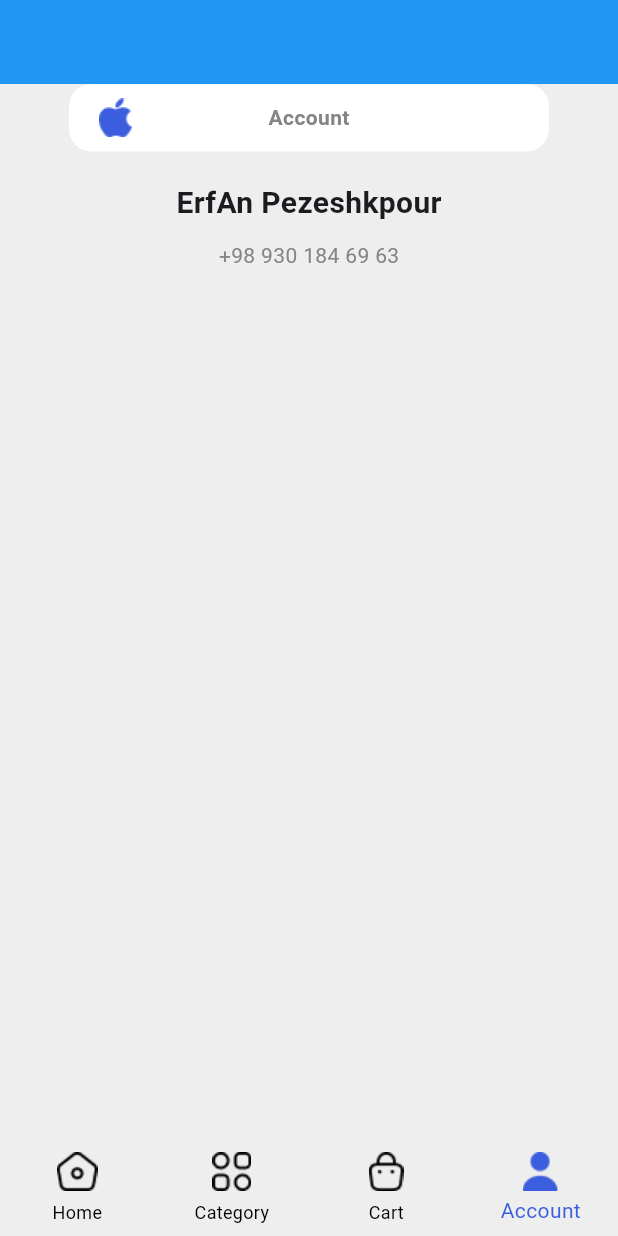
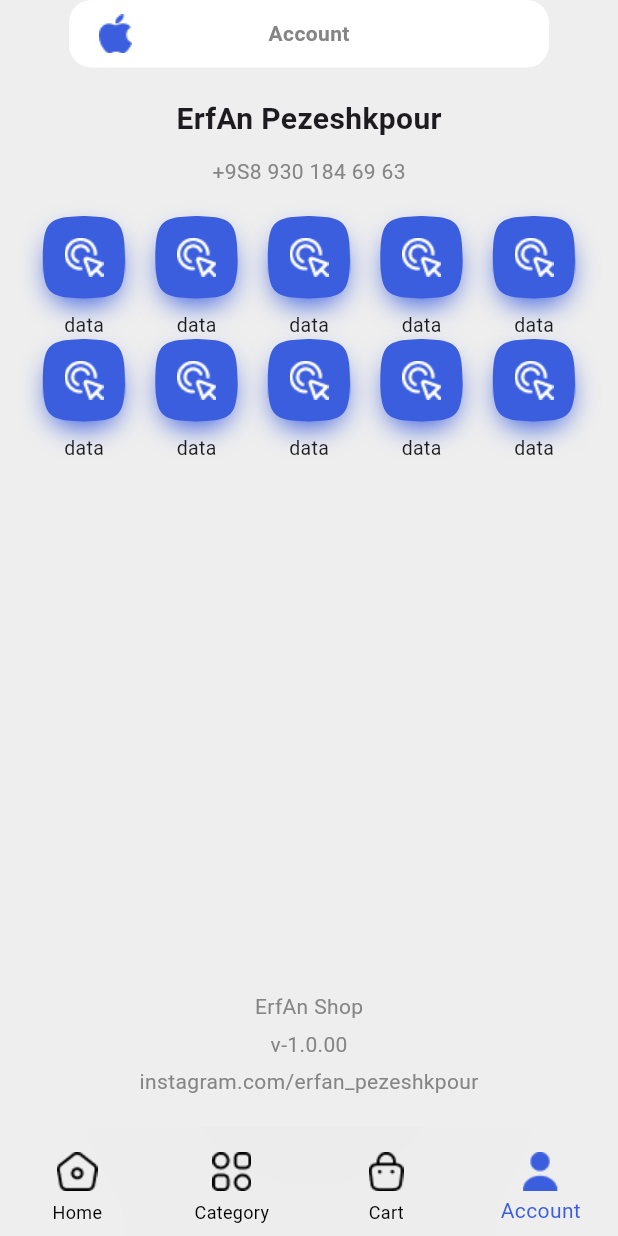
Before and after one commit to ErfAnDev24/shop, a Flutter app: the screen it shows after launch, item 4 of the bottom bar chosen, on a phone screen of 412 x 824 dp. Run offline on Flutter 3.47's test engine with Material 3 defaults, Android fonts, the phone set to English and light mode, and no system bars; our stand-ins replace smooth_page_indicator; missing offline and left inert: dart:ffi.

Commit message:
I have added appbars

```diff
--- a/lib/main.dart
+++ b/lib/main.dart
@@ -1,3 +1,4 @@
+import 'dart:ffi';
 import 'dart:ui';
 
 import 'package:digikala/constants/CustomColors.dart';
--- a/lib/screens/AccountScreen.dart
+++ b/lib/screens/AccountScreen.dart
@@ -1,4 +1,5 @@
 import 'package:digikala/constants/CustomColors.dart';
+import 'package:digikala/widgets/AccountItem.dart';
 import 'package:flutter/material.dart';
 
 class AccountScreen extends StatefulWidget {
@@ -13,7 +14,8 @@ class _AccountScreenState extends State<AccountScreen> {
   Widget build(BuildContext context) {
     return Scaffold(
       appBar: AppBar(
-        backgroundColor: Colors.blue,
+        toolbarHeight: 0,
+        backgroundColor: const Color(0xffEEEEEE),
       ),
       backgroundColor: const Color(0xffEEEEEE),
       body: Column(
@@ -56,8 +58,47 @@ class _AccountScreenState extends State<AccountScreen> {
             height: 10,
           ),
           const Text(
-            '+98 930 184 69 63',
+            '+9S8 930 184 69 63',
             style: TextStyle(fontSize: 14, color: CustomeColors.grey),
+          ),
+          const SizedBox(
+            height: 20,
+          ),
+          const Wrap(
+            children: [
+              AccountItem(),
+              AccountItem(),
+              AccountItem(),
+              AccountItem(),
+              AccountItem(),
+              AccountItem(),
+              AccountItem(),
+              AccountItem(),
+              AccountItem(),
+              AccountItem(),
+            ],
+          ),
+          const Spacer(),
+          const Text(
+            'ErfAn Shop',
+            style: TextStyle(color: CustomeColors.grey),
+          ),
+          const SizedBox(
+            height: 5,
+          ),
+          const Text(
+            'v-1.0.00',
+            style: TextStyle(color: CustomeColors.grey),
+          ),
+          const SizedBox(
+            height: 5,
+          ),
+          const Padding(
+            padding: EdgeInsets.only(bottom: 20),
+            child: Text(
+              'instagram.com/erfan_pezeshkpour',
+              style: TextStyle(color: CustomeColors.grey),
+            ),
           ),
         ],
       ),
--- a/lib/screens/CategoryScreen.dart
+++ b/lib/screens/CategoryScreen.dart
@@ -14,7 +14,10 @@ class _CategoryScreenState extends State<CategoryScreen> {
   Widget build(BuildContext context) {
     return Scaffold(
       backgroundColor: const Color(0xffEEEEEE),
-      appBar: AppBar(backgroundColor: Colors.blue),
+      appBar: AppBar(
+        toolbarHeight: 0,
+        backgroundColor: const Color(0xffEEEEEE),
+      ),
       body: CustomScrollView(
         slivers: [
           SliverToBoxAdapter(
--- a/lib/screens/HomeScreen.dart
+++ b/lib/screens/HomeScreen.dart
@@ -16,10 +16,12 @@ class _HomeScreenState extends State<HomeScreen> {
   @override
   Widget build(BuildContext context) {
     return Scaffold(
+      appBar: AppBar(
+        toolbarHeight: 0,
         backgroundColor: const Color(0xffEEEEEE),
-      body: Padding(
-        padding: const EdgeInsets.only(top: 60),
-        child: CustomScrollView(
+      ),
+      backgroundColor: const Color(0xffEEEEEE),
+      body: CustomScrollView(
         slivers: [
           const SliverToBoxAdapter(
             child: Padding(
@@ -42,8 +44,7 @@ class _HomeScreenState extends State<HomeScreen> {
                   Text(
                     'Category',
                     style: TextStyle(
-                          color: CustomeColors.grey,
-                          fontWeight: FontWeight.bold),
+                        color: CustomeColors.grey, fontWeight: FontWeight.bold),
                   ),
                 ],
               ),
@@ -61,15 +62,13 @@ class _HomeScreenState extends State<HomeScreen> {
                   Text(
                     'Most Popular',
                     style: TextStyle(
-                          color: CustomeColors.grey,
-                          fontWeight: FontWeight.bold),
+                        color: CustomeColors.grey, fontWeight: FontWeight.bold),
                   ),
                   Spacer(),
                   Text(
                     'show all',
                     style: TextStyle(
-                          color: CustomeColors.blue,
-                          fontWeight: FontWeight.bold),
+                        color: CustomeColors.blue, fontWeight: FontWeight.bold),
                   ),
                   Padding(
                     padding: EdgeInsets.symmetric(horizontal: 5),
@@ -108,15 +107,13 @@ class _HomeScreenState extends State<HomeScreen> {
                   Text(
                     'Category',
                     style: TextStyle(
-                          color: CustomeColors.grey,
-                          fontWeight: FontWeight.bold),
+                        color: CustomeColors.grey, fontWeight: FontWeight.bold),
                   ),
                   Spacer(),
                   Text(
                     'show all',
                     style: TextStyle(
-                          color: CustomeColors.blue,
-                          fontWeight: FontWeight.bold),
+                        color: CustomeColors.blue, fontWeight: FontWeight.bold),
                   ),
                   Padding(
                     padding: EdgeInsets.symmetric(horizontal: 5),
@@ -148,7 +145,6 @@ class _HomeScreenState extends State<HomeScreen> {
           ),
         ],
       ),
-      ),
     );
   }
 }
--- a/lib/screens/ProductScreen.dart
+++ b/lib/screens/ProductScreen.dart
@@ -14,7 +14,10 @@ class _ProductScreenState extends State<ProductScreen> {
   Widget build(BuildContext context) {
     return Scaffold(
       backgroundColor: const Color(0xffEEEEEE),
-      appBar: AppBar(backgroundColor: Colors.blue),
+      appBar: AppBar(
+        toolbarHeight: 0,
+        backgroundColor: const Color(0xffEEEEEE),
+      ),
       body: CustomScrollView(
         slivers: [
           SliverToBoxAdapter(
--- /dev/null
+++ b/lib/widgets/AccountItem.dart
@@ -0,0 +1,50 @@
+import 'package:digikala/constants/CustomColors.dart';
+import 'package:flutter/material.dart';
+
+class AccountItem extends StatelessWidget {
+  const AccountItem({super.key});
+
+  @override
+  Widget build(BuildContext context) {
+    return Padding(
+      padding: const EdgeInsets.symmetric(horizontal: 10),
+      child: Column(
+        children: [
+          Stack(
+            alignment: Alignment.center,
+            children: [
+              Container(
+                width: 55,
+                height: 55,
+                decoration: ShapeDecoration(
+                  shadows: const [
+                    BoxShadow(
+                      blurRadius: 15,
+                      color: CustomeColors.blue,
+                      spreadRadius: -4,
+                      offset: Offset(0, 8),
+                    ),
+                  ],
+                  color: CustomeColors.blue,
+                  shape: ContinuousRectangleBorder(
+                    borderRadius: BorderRadius.circular(40),
+                  ),
+                ),
+              ),
+              const Image(
+                image: AssetImage('images/sampleIcon.png'),
+              ),
+            ],
+          ),
+          const SizedBox(
+            height: 8,
+          ),
+          const Text(
+            'data',
+            style: TextStyle(fontSize: 13),
+          ),
+        ],
+      ),
+    );
+  }
+}
```
Lines whose indentation alone changed are shown as unchanged.
